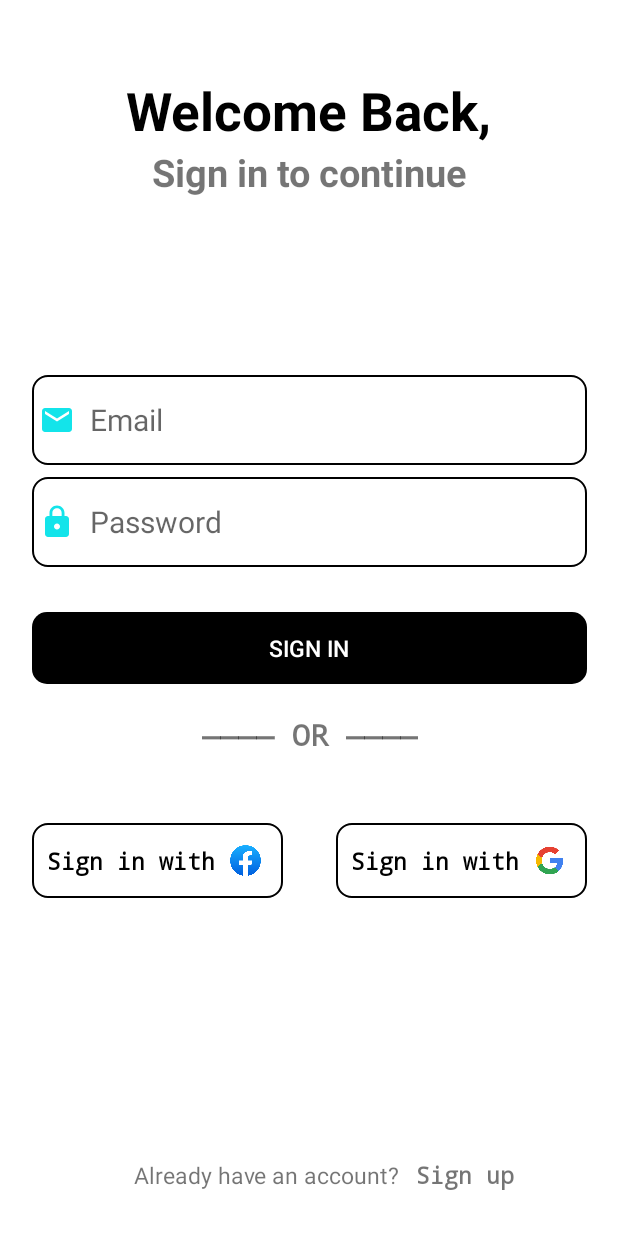
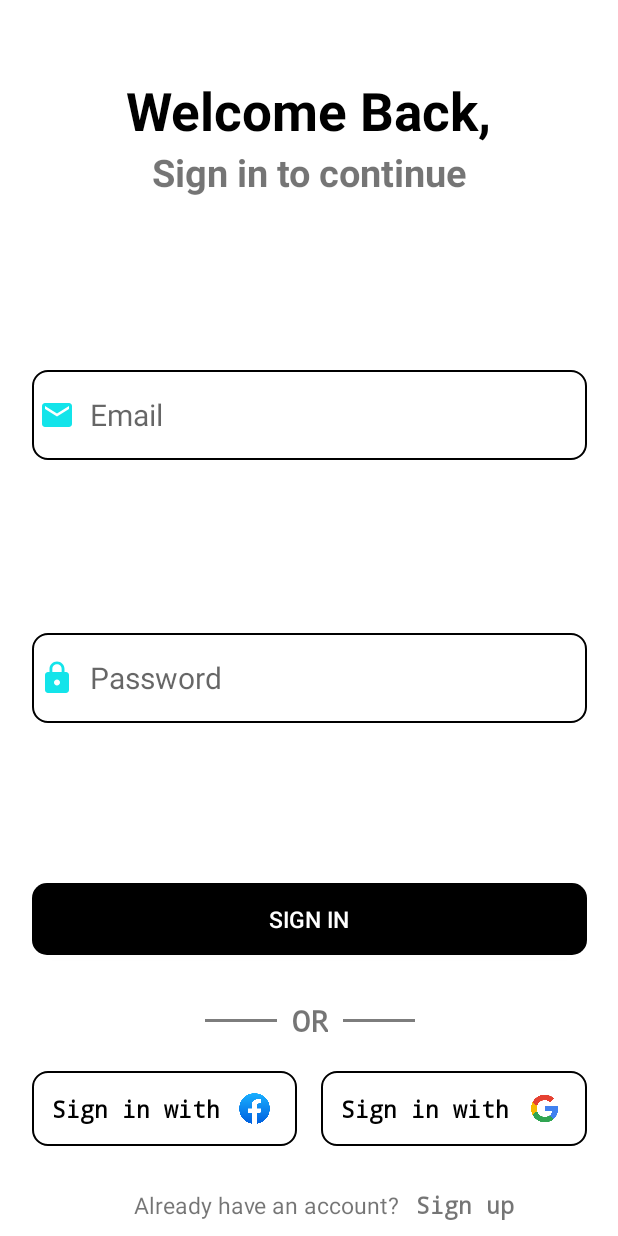
Before and after one commit to anhphamtech/hitech_072022, an Android app: the screen it shows after launch (MainActivity), after a tap on "Sign in", on a phone screen of 412 x 824 dp. Run offline under Robolectric (Android 15) with nearby library versions, the phone set to English and light mode, and no system bars.

Commit message:
feat: review homework

```diff
--- a/MyApplication/app/src/main/java/com/example/myapplication/MainActivity.kt
+++ b/MyApplication/app/src/main/java/com/example/myapplication/MainActivity.kt
@@ -1,25 +1,57 @@
 package com.example.myapplication
 
-import android.annotation.SuppressLint
-import androidx.appcompat.app.AppCompatActivity
 import android.os.Bundle
 import android.view.View
-import android.widget.*
+import android.widget.Button
+import android.widget.EditText
+import android.widget.ImageView
+import android.widget.TextView
+import androidx.appcompat.app.AppCompatActivity
 
 
 class MainActivity : AppCompatActivity() {
+
+    private lateinit var layoutButtonFacebook: View
+    private lateinit var imgButtonFacebook: ImageView
+    private lateinit var layoutButtonGoogle: View
+    private lateinit var imgButtonGoogle: ImageView
+    private lateinit var eTextName: EditText
+    private lateinit var btnLogin: Button
+    private lateinit var tvTitle: TextView
+    private lateinit var tvLogin: TextView
+
+    //variable local : {} -> block code
+
+    //variable global :
+//    var iGlobal = 0
+
     override fun onCreate(savedInstanceState: Bundle?) {
         super.onCreate(savedInstanceState)
         setContentView(R.layout.activity_main)
+        initView()
+        initListener()
+        loadData()
+    }
 
-        val layoutButtonFacebook = findViewById<View>(R.id.layout_SignIn_Facebook)
-        val imgButtonFacebook = layoutButtonFacebook.findViewById<ImageView>(R.id.Btn_imageView)
+    private fun loadData() {
         imgButtonFacebook.setImageResource(R.drawable.facebook_icon)
+        imgButtonGoogle.setImageResource(R.drawable.google_icon)
+    }
 
-        val layoutButtonGoogle = findViewById<View>(R.id.layout_SignIn_Google)
-        val imgButtonGoogle = layoutButtonGoogle.findViewById<ImageView>(R.id.Btn_imageView)
-        imgButtonGoogle.setImageResource(R.drawable.google_icon)
+    private fun initView() {
+        layoutButtonFacebook = findViewById(R.id.layout_SignIn_Facebook)
+        imgButtonFacebook = layoutButtonFacebook.findViewById(R.id.Btn_imageView)
 
+        layoutButtonGoogle = findViewById(R.id.layout_SignIn_Google)
+        imgButtonGoogle = layoutButtonGoogle.findViewById(R.id.Btn_imageView)
+
+        eTextName = findViewById(R.id.eText_Name)
+        btnLogin = findViewById(R.id.Btn_Login)
+        tvTitle = findViewById(R.id.Tv_Title2)
+        tvLogin = findViewById(R.id.Tv_Login)
+    }
+
+    private fun initListener() {
         layoutButtonFacebook.setOnClickListener {
             layoutButtonFacebook.isPressed = !layoutButtonFacebook.isPressed
         }
@@ -28,25 +60,42 @@ class MainActivity : AppCompatActivity() {
             layoutButtonGoogle.isPressed = !layoutButtonGoogle.isPressed
         }
 
-        val eTextName = findViewById<EditText>(R.id.eText_Name)
+        tvLogin.setOnClickListener {
+            //suggest
+//            val textLogin: Int
+//            val textTitle: String
+//            val textBtnLogin: Int
+//            val statusVisibility: Int
+//            when (eTextName.visibility) {
+//                View.VISIBLE -> {
+//                    textLogin = R.string.sign_up
+//                    textTitle = getString(R.string._in)
+//                    textBtnLogin = R.string.sign_in
+//                    statusVisibility = View.INVISIBLE
+//                }
+//                else -> {
+//                    textLogin = R.string.sign_in
+//                    textTitle = getString(R.string._up)
+//                    textBtnLogin = R.string.sign_up
+//                    statusVisibility = View.VISIBLE
+//                }
+//            }
+//            eTextName.visibility = statusVisibility
+//            tvLogin.text = getString(textLogin)
+//            tvTitle.text = getString(R.string.continue_format, textTitle)
+//            btnLogin.text = getString(textBtnLogin)
 
-        val btnLogin = findViewById<Button>(R.id.Btn_Login)
-        val tvTitle = findViewById<TextView>(R.id.Tv_Title2)
-        val tvLogin = findViewById<TextView>(R.id.Tv_Login)
-        tvLogin.setOnClickListener {
-            if (eTextName.visibility == View.VISIBLE)
-            {
-                eTextName.visibility = View.INVISIBLE
-                tvLogin.text = "Sign up"
-                tvTitle.text = "Sign in to continue"
-                btnLogin.text = "Sign in"
-            }
-            else
-            {
+            if (eTextName.visibility == View.VISIBLE) {
+                eTextName.visibility = View.GONE
+//                eTextName.visibility = View.INVISIBLE
+                tvLogin.text = getString(R.string.sign_up)
+                tvTitle.text = getString(R.string.continue_format, "in")
+                btnLogin.text = getString(R.string.sign_in)
+            } else {
                 eTextName.visibility = View.VISIBLE
-                tvLogin.text = "Sign in"
-                tvTitle.text = "Sign up to continue"
-                btnLogin.text = "Sign up"
+                tvLogin.text = getString(R.string.sign_in)
+                tvTitle.text = getString(R.string.continue_format, "up")
+                btnLogin.text = getString(R.string.sign_up)
             }
         }
     }
--- a/MyApplication/app/src/main/res/drawable/bg_layout_custom_button.xml
+++ b/MyApplication/app/src/main/res/drawable/bg_layout_custom_button.xml
@@ -1,36 +1,22 @@
 <?xml version="1.0" encoding="utf-8"?>
 <selector xmlns:android="http://schemas.android.com/apk/res/android">
     <item android:state_pressed="true">
+
         <shape android:shape="rectangle">
-            <solid
-                android:color="@color/bright_green"/>
-            <corners
-                android:radius="10dp"/>
-            <size
-                android:height="50dp"
-                android:width="150dp"/>
-            <stroke
-                android:color="@color/black"
-                android:width="1dp"/>
-            <gradient
-                android:startColor="@color/bright_green"
-                android:endColor="@color/Light_Green"
-                android:centerColor="@color/Teal"/>
+            <solid android:color="@color/bright_green" />
+            <corners android:radius="10dp" />
+            <size android:width="150dp" android:height="50dp" />
+            <stroke android:width="1dp" android:color="@color/black" />
+            <gradient android:centerColor="@color/Teal" android:endColor="@color/Light_Green" android:startColor="@color/bright_green" />
         </shape>
     </item>
 
     <item android:state_pressed="false">
         <shape android:shape="rectangle">
-            <solid
-                android:color="@color/white"/>
-            <corners
-                android:radius="10dp"/>
-            <size
-                android:width="150dp"
-                android:height="50dp"/>
-            <stroke
-                android:color="@color/black"
-                android:width="1dp"/>
+            <solid android:color="@color/white" />
+            <corners android:radius="10dp" />
+            <size android:width="150dp" android:height="50dp" />
+            <stroke android:width="1dp" android:color="@color/black" />
         </shape>
     </item>
 </selector>
--- a/MyApplication/app/src/main/res/layout/activity_main.xml
+++ b/MyApplication/app/src/main/res/layout/activity_main.xml
@@ -7,36 +7,34 @@
     android:background="@color/white"
     tools:context=".MainActivity">
 
-
     <include
         android:id="@+id/layout_SignIn_Facebook"
         layout="@layout/layout_custom_button"
-        android:layout_width="wrap_content"
+        android:layout_width="0dp"
         android:layout_height="wrap_content"
-
+        android:layout_marginEnd="8dp"
+        android:layout_marginBottom="60dp"
         app:layout_constraintBottom_toBottomOf="parent"
+        app:layout_constraintEnd_toStartOf="@+id/guideline2"
         app:layout_constraintStart_toStartOf="@id/Btn_Login"
-        app:layout_constraintTop_toBottomOf="@id/Tv_Appendix"
         app:layout_constraintVertical_bias="0.168" />
 
     <include
         android:id="@+id/layout_SignIn_Google"
         layout="@layout/layout_custom_button"
-        android:layout_width="wrap_content"
+        android:layout_width="0dp"
         android:layout_height="wrap_content"
-
-
+        android:layout_marginStart="8dp"
         app:layout_constraintBottom_toBottomOf="@id/layout_SignIn_Facebook"
         app:layout_constraintEnd_toEndOf="@id/Btn_Login"
         app:layout_constraintHorizontal_bias="1.0"
-        app:layout_constraintStart_toEndOf="@id/layout_SignIn_Facebook"
-        app:layout_constraintTop_toTopOf="@id/layout_SignIn_Facebook"/>
+        app:layout_constraintStart_toStartOf="@+id/guideline2"
+        app:layout_constraintTop_toTopOf="@id/layout_SignIn_Facebook" />
 
     <EditText
         android:id="@+id/eText_Name"
         android:layout_width="370dp"
         android:layout_height="wrap_content"
-        android:layout_marginTop="50dp"
         android:autofillHints=""
         android:background="@drawable/custom_layout_login"
         android:drawableStart="@drawable/ic_baseline_person_24"
@@ -44,15 +42,17 @@
         android:hint="@string/name"
         android:inputType="text"
         android:textSize="20sp"
-
+        app:layout_constraintBottom_toTopOf="@+id/eText_Email"
         app:layout_constraintEnd_toEndOf="parent"
+        app:layout_constraintHorizontal_bias="0.5"
         app:layout_constraintStart_toStartOf="parent"
-        app:layout_constraintTop_toBottomOf="@id/Tv_Title2" />
+        app:layout_constraintTop_toBottomOf="@+id/Tv_Title2" />
 
     <EditText
         android:id="@+id/eText_Email"
         android:layout_width="370dp"
         android:layout_height="wrap_content"
+        android:layout_marginTop="8dp"
         android:autofillHints=""
         android:background="@drawable/custom_layout_login"
         android:drawableStart="@drawable/ic_baseline_email_24"
@@ -60,11 +60,11 @@
         android:hint="@string/email"
         android:inputType="textEmailAddress"
         android:textSize="20sp"
-        android:layout_marginTop="8dp"
-
+        app:layout_constraintBottom_toTopOf="@+id/eText_Pass"
         app:layout_constraintEnd_toEndOf="@id/eText_Name"
+        app:layout_constraintHorizontal_bias="0.5"
         app:layout_constraintStart_toStartOf="@id/eText_Name"
-        app:layout_constraintTop_toBottomOf="@id/eText_Name" />
+        app:layout_constraintTop_toBottomOf="@+id/eText_Name" />
 
     <EditText
         android:id="@+id/eText_Pass"
@@ -76,26 +76,26 @@
         android:drawableStart="@drawable/ic_baseline_lock_24"
         android:drawablePadding="10dp"
         android:hint="@string/password"
-        android:inputType="textEmailAddress"
-
+        android:inputType="textPassword"
         android:textSize="20sp"
+        app:layout_constraintBottom_toTopOf="@+id/Btn_Login"
         app:layout_constraintEnd_toEndOf="@id/eText_Email"
+        app:layout_constraintHorizontal_bias="0.5"
         app:layout_constraintStart_toStartOf="@id/eText_Email"
-        app:layout_constraintTop_toBottomOf="@id/eText_Email" />
+        app:layout_constraintTop_toBottomOf="@+id/eText_Email" />
 
     <TextView
         android:id="@+id/Tv_Title1"
         android:layout_width="wrap_content"
         android:layout_height="wrap_content"
+        android:layout_marginTop="50dp"
         android:text="@string/welcome_back"
         android:textColor="@color/black"
+        android:textSize="35sp"
         android:textStyle="bold"
-        android:textSize="35sp"
-        android:layout_marginTop="50dp"
-
-        app:layout_constraintTop_toTopOf="parent"
+        app:layout_constraintEnd_toEndOf="parent"
         app:layout_constraintStart_toStartOf="parent"
-        app:layout_constraintEnd_toEndOf="parent"/>
+        app:layout_constraintTop_toTopOf="parent" />
 
     <TextView
         android:id="@+id/Tv_Title2"
@@ -104,7 +104,6 @@
         android:text="@string/sign_up_to_continues"
         android:textSize="25sp"
         android:textStyle="bold"
-
         app:layout_constraintBottom_toTopOf="@id/eText_Email"
         app:layout_constraintEnd_toEndOf="@id/Tv_Title1"
         app:layout_constraintHorizontal_bias="0.515"
@@ -112,33 +111,51 @@
         app:layout_constraintTop_toBottomOf="@id/Tv_Title1"
         app:layout_constraintVertical_bias="0.0" />
 
+    <View
+        android:layout_width="48dp"
+        android:layout_height="2dp"
+        android:layout_marginEnd="10dp"
+        android:background="@color/Gray"
+        app:layout_constraintBottom_toBottomOf="@id/Tv_Appendix"
+        app:layout_constraintEnd_toStartOf="@+id/Tv_Appendix"
+        app:layout_constraintTop_toTopOf="@id/Tv_Appendix" />
+
     <TextView
         android:id="@+id/Tv_Appendix"
         android:layout_width="wrap_content"
         android:layout_height="wrap_content"
         android:layout_marginTop="20dp"
+        android:layout_marginBottom="20dp"
+        android:fontFamily="monospace"
         android:text="@string/or"
         android:textSize="20sp"
-        android:fontFamily="monospace"
+        android:textStyle="bold"
+        app:layout_constraintBottom_toTopOf="@id/layout_SignIn_Facebook"
+        app:layout_constraintEnd_toEndOf="@id/Btn_Login"
+        app:layout_constraintStart_toStartOf="@id/Btn_Login" />
 
-        android:textStyle="bold"
-        app:layout_constraintEnd_toEndOf="@id/Btn_Login"
-        app:layout_constraintStart_toStartOf="@id/Btn_Login"
-        app:layout_constraintTop_toBottomOf="@id/Btn_Login" />
+    <View
+        android:layout_width="48dp"
+        android:layout_height="2dp"
+        android:layout_marginStart="10dp"
+        android:background="@color/Gray"
+        app:layout_constraintBottom_toBottomOf="@id/Tv_Appendix"
+        app:layout_constraintStart_toEndOf="@+id/Tv_Appendix"
+        app:layout_constraintTop_toTopOf="@id/Tv_Appendix" />
 
     <Button
         android:id="@+id/Btn_Login"
         android:layout_width="370dp"
         android:layout_height="wrap_content"
+        android:layout_marginTop="30dp"
+        android:layout_marginBottom="30dp"
+        android:background="@drawable/bg_btn_login"
         android:text="@string/sign_up"
         android:textColor="@color/white"
         android:textSize="15sp"
-        android:layout_marginTop="30dp"
-        android:background="@drawable/bg_btn_login"
-
-        app:layout_constraintTop_toBottomOf="@id/eText_Pass"
-        app:layout_constraintStart_toStartOf="@id/eText_Pass"
-        app:layout_constraintEnd_toEndOf="@id/eText_Pass"/>
+        app:layout_constraintBottom_toTopOf="@id/Tv_Appendix"
+        app:layout_constraintEnd_toEndOf="@id/eText_Pass"
+        app:layout_constraintStart_toStartOf="@id/eText_Pass" />
 
     <TextView
         android:id="@+id/Tv_TitleBot"
@@ -150,9 +167,7 @@
         android:textSize="15sp"
 
         app:layout_constraintBottom_toBottomOf="parent"
-        app:layout_constraintStart_toStartOf="@id/layout_SignIn_Facebook"
-        app:layout_constraintTop_toBottomOf="@id/layout_SignIn_Facebook"
-        app:layout_constraintVertical_bias="0.898" />
+        app:layout_constraintStart_toStartOf="@id/layout_SignIn_Facebook" />
 
     <TextView
         android:id="@+id/Tv_Login"
@@ -160,10 +175,10 @@
         android:layout_height="wrap_content"
         android:layout_marginStart="10dp"
         android:layout_marginBottom="10dp"
+        android:fontFamily="monospace"
         android:text="@string/sign_in"
         android:textSize="15sp"
         android:textStyle="bold"
-        android:fontFamily="monospace"
 
         app:layout_constraintBottom_toBottomOf="@id/Tv_TitleBot"
         app:layout_constraintEnd_toEndOf="parent"
@@ -172,4 +187,11 @@
         app:layout_constraintTop_toTopOf="@id/Tv_TitleBot"
         app:layout_constraintVertical_bias="0.0" />
 
+    <androidx.constraintlayout.widget.Guideline
+        android:id="@+id/guideline2"
+        android:layout_width="wrap_content"
+        android:layout_height="wrap_content"
+        android:orientation="vertical"
+        app:layout_constraintGuide_percent="0.5" />
+
 </androidx.constraintlayout.widget.ConstraintLayout>
--- a/MyApplication/app/src/main/res/values/strings.xml
+++ b/MyApplication/app/src/main/res/values/strings.xml
@@ -9,7 +9,13 @@
     <string name="sign_up_to_continues">Sign up to continues</string>
     <string name="name">Name</string>
     <string name="sign_up">Sign up</string>
-    <string name="or">———— OR ————</string>
+    <string name="or">OR</string>
     <string name="already_have_an_account">Already have an account?</string>
     <string name="sign_in">Sign in</string>
+    <!-- %s : String-->
+    <!-- %d : Int, Double-->
+    <!-- %f : Float-->
+    <string name="continue_format">Sign %s to continue</string>
+    <string name="_in">in</string>
+    <string name="_up">up</string>
 </resources>
```
